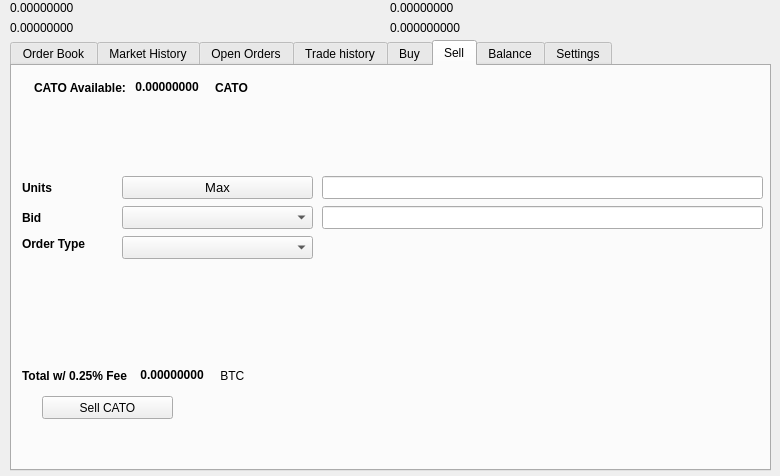
Old version of the form src/qt/forms/tradingdialog.ui in the repository eenglish34/EBM2.0.
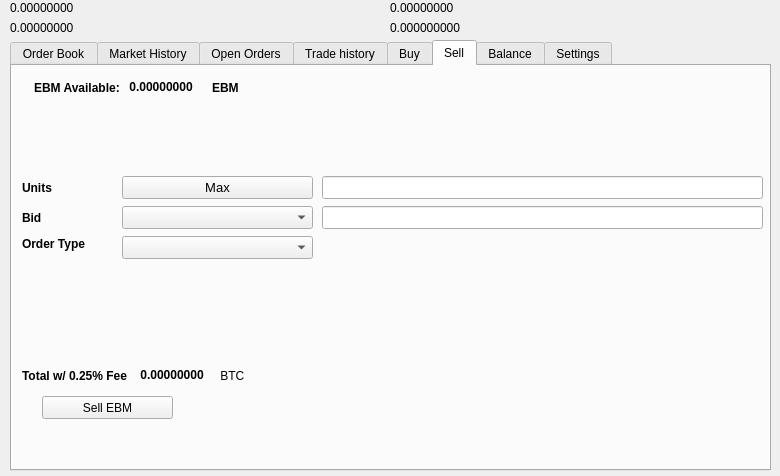
New version of the form. The open tabs and pages were chosen to show the change. Icons and pictures are not drawn.

Diff of the .ui file:
```diff
--- a/src/qt/forms/tradingdialog.ui
+++ b/src/qt/forms/tradingdialog.ui
@@ -1751,7 +1751,7 @@
       </rect>
      </property>
      <property name="text">
-      <string>Sell CATO</string>
+      <string>Sell EBM</string>
      </property>
      <property name="icon">
       <iconset resource="../eblockmail">
@@ -1777,7 +1777,7 @@
          </font>
         </property>
         <property name="text">
-         <string>CATO Available:</string>
+         <string>EBM Available:</string>
         </property>
        </widget>
       </item>
@@ -2221,7 +2221,7 @@
          </font>
         </property>
         <property name="text">
-         <string>CATO</string>
+         <string>EBM</string>
         </property>
        </widget>
       </item>
```
Left out of the diff: 34 changed lines with no effect on the pictures.
